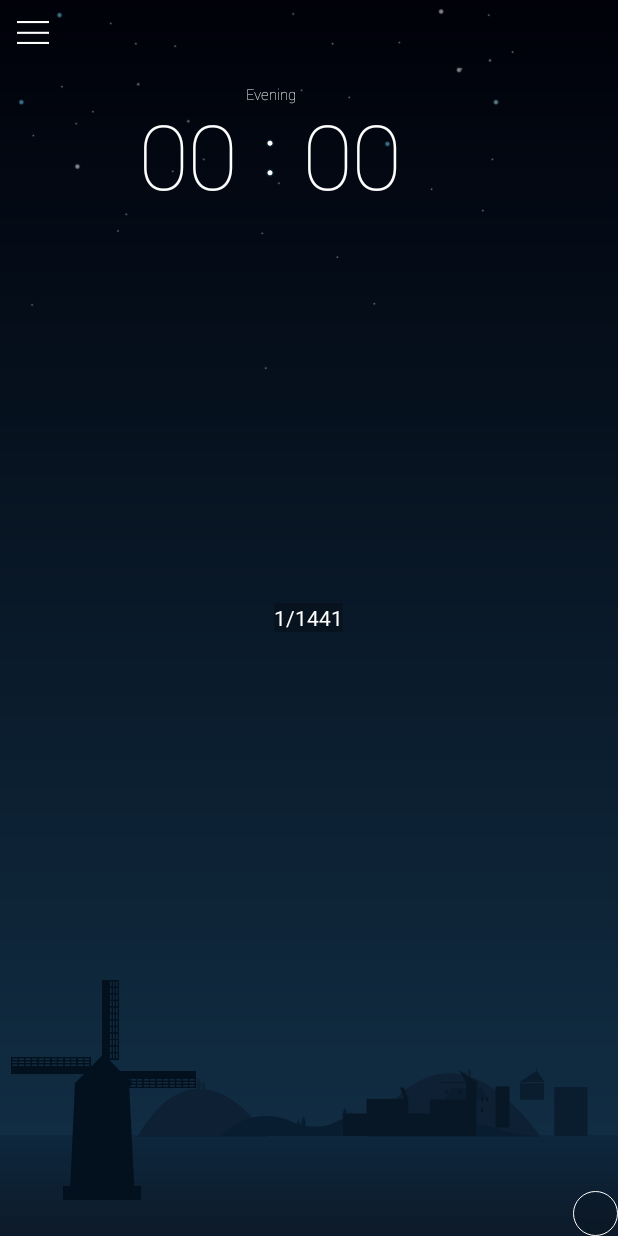
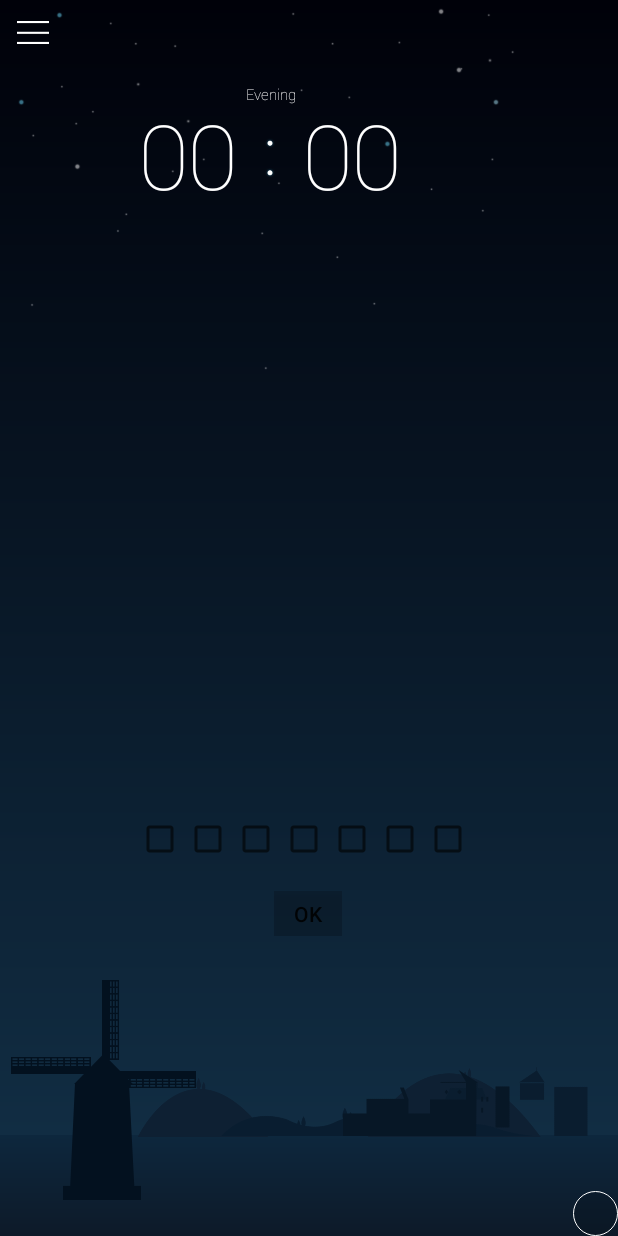
Before and after one commit to tuesda/AlarmAndMusic, an Android app: the screen it shows after launch (MainActivity), on a phone screen of 412 x 824 dp. Run offline under Robolectric (Android 15) with nearby library versions, the light colour scheme and no system bars; 2 statements that could not run were skipped.

Commit message:
change: 1.Add the Ok button to choose a alarm time and weekdays 2.Implement a part of alarm list animation next: 1.Setup a alarm item structure 2.Setup a alarm list listview layout and each item layout 3.Try to implement the jump from alarm list view to alarm detail view

```diff
--- a/app/src/main/java/com/example/root/otherComponent/LandScape.java
+++ b/app/src/main/java/com/example/root/otherComponent/LandScape.java
@@ -1,5 +1,7 @@
 package com.example.root.otherComponent;
 
+import android.animation.AnimatorSet;
+import android.animation.ObjectAnimator;
 import android.content.Context;
 import android.media.Image;
 import android.util.Log;
@@ -9,6 +11,8 @@ import android.view.View;
 import android.view.ViewGroup;
 import android.view.animation.Animation;
 import android.view.animation.AnimationUtils;
+import android.widget.Button;
+import android.widget.CheckBox;
 import android.widget.ImageView;
 import android.widget.RelativeLayout;
 
@@ -46,6 +50,19 @@ public class LandScape {
      /*end*/
 
 
+    private RelativeLayout btnsTimePicker;
+    private Button timeOk;
+    private CheckBox checkMon;
+    private CheckBox checkTus;
+    private CheckBox checkWed;
+    private CheckBox checkThur;
+    private CheckBox checkFri;
+    private CheckBox checkSat;
+    private CheckBox checkSun;
+
+    private boolean isBtnsShow = true;
+
+
     public LandScape(Context context, RelativeLayout mainActivity, ScrollLayout scrollLayout) {
         this.context = context;
         this.mainActivity = mainActivity;
@@ -81,6 +98,45 @@ public class LandScape {
         windmillfan_anim= AnimationUtils.loadAnimation(landscape.getContext(), R.anim.windrotate);
         windmillFan.startAnimation(windmillfan_anim);
         /*end*/
+
+
+        btnsTimePicker = (RelativeLayout)landscape.findViewById(R.id.btns_pick_time);
+        timeOk = (Button)landscape.findViewById(R.id.btn_time_ok);
+        checkMon = (CheckBox)landscape.findViewById(R.id.check_mon);
+        checkTus = (CheckBox)landscape.findViewById(R.id.check_tues);
+        checkWed = (CheckBox)landscape.findViewById(R.id.check_wed);
+        checkThur = (CheckBox)landscape.findViewById(R.id.check_thur);
+        checkFri = (CheckBox)landscape.findViewById(R.id.check_fri);
+        checkSat = (CheckBox)landscape.findViewById(R.id.check_sat);
+        checkSun = (CheckBox)landscape.findViewById(R.id.check_sun);
+
+        scrollLayout.setOnSwipListener(new ScrollLayout.OnSwipListener() {
+            @Override
+            public void setVisible() {
+                if (isBtnsShow) {
+                    btnsTimePicker.setVisibility(View.VISIBLE);
+                }
+            }
+
+            @Override
+            public void setInvisible() {
+                btnsTimePicker.setVisibility(View.INVISIBLE);
+            }
+        });
+
+        timeOk.setOnClickListener(new View.OnClickListener() {
+            @Override
+            public void onClick(View view) {
+                btnsTimePicker.setVisibility(View.INVISIBLE);
+                isBtnsShow = false;
+                btnEdit.setOnClickListener(null);
+                LandscapeAnimator landscapeAnimator = new LandscapeAnimator();
+                landscapeAnimator.downBottom(500);
+                landscapeAnimator.upTop(500);
+            }
+        });
+
+
 
 
         scrollLayout.setRefreshLandScape(new ScrollLayout.RefreshLandScape() {
@@ -144,4 +200,64 @@ public class LandScape {
 
 
 
+    class LandscapeAnimator {
+        void downWindmill(int duration) {
+            ObjectAnimator wall = ObjectAnimator.ofFloat(windmillWall, "translationY", 0f, DensityUtil.dptopx(context, 170));
+            windmillFan.clearAnimation();
+            ObjectAnimator fan = ObjectAnimator.ofFloat(windmillFan, "translationY", 0f, DensityUtil.dptopx(context, 170));
+            ObjectAnimator proof = ObjectAnimator.ofFloat(windmillProof, "translationY", 0f, DensityUtil.dptopx(context, 170));
+            ObjectAnimator window = ObjectAnimator.ofFloat(windmillWindow, "translationY", 0f, DensityUtil.dptopx(context, 170));
+            AnimatorSet windmill = new AnimatorSet();
+            windmill.play(wall).with(fan).with(proof).with(window);
+
+            windmill.setDuration(duration);
+            windmill.start();
+
+        }
+        void downWave(int duration) {
+            ObjectAnimator wave3 = ObjectAnimator.ofFloat(wave_3, "translationY", 0f, DensityUtil.dptopx(context, 170));
+            ObjectAnimator wave4 = ObjectAnimator.ofFloat(wave_4, "translationY", 0f, DensityUtil.dptopx(context, 170));
+            AnimatorSet wave = new AnimatorSet();
+            wave.play(wave3).with(wave4);
+            wave.setDuration(duration);
+            wave.start();
+        }
+        void downMountains(int duration) {
+            ObjectAnimator far = ObjectAnimator.ofFloat(mountainFar, "translationY", 0f, DensityUtil.dptopx(context, 170));
+            ObjectAnimator near = ObjectAnimator.ofFloat(mountainNear, "translationY", 0f, DensityUtil.dptopx(context, 170));
+            AnimatorSet mountains = new AnimatorSet();
+            mountains.play(far).with(near);
+            mountains.setDuration(duration);
+            mountains.start();
+        }
+
+        void downHouse(int duration) {
+            ObjectAnimator front = ObjectAnimator.ofFloat(houseFront, "translationY", 0f, DensityUtil.dptopx(context, 170));
+            ObjectAnimator side = ObjectAnimator.ofFloat(houseSide, "translationY", 0f, DensityUtil.dptopx(context, 170));
+            ObjectAnimator window = ObjectAnimator.ofFloat(houseWindow, "translationY", 0f, DensityUtil.dptopx(context, 170));
+            AnimatorSet house = new AnimatorSet();
+            house.play(front).with(side).with(window);
+            house.setDuration(duration);
+            house.start();
+        }
+
+        void downBottom(int duration) {
+            downWindmill(duration);
+            downHouse(duration);
+            downMountains(duration);
+            downWave(duration);
+            scrollLayout.downSear(duration);
+        }
+
+        void upTop(int duration) {
+            scrollLayout.folderSky(duration);
+            ObjectAnimator folder = ObjectAnimator.ofFloat(stars, "scaleY", 1f, 0.2f);
+            ObjectAnimator up = ObjectAnimator.ofFloat(stars, "translationY", 0f, -DensityUtil.dptopx(context,60));
+            AnimatorSet stars_ani = new AnimatorSet();
+            stars_ani.play(folder).with(up);
+            stars_ani.setDuration(duration);
+            stars_ani.start();
+        }
+    }
+
 }
--- a/app/src/main/res/layout/landscape.xml
+++ b/app/src/main/res/layout/landscape.xml
@@ -116,6 +116,59 @@
         android:layout_width="@dimen/btn_edit_w"
         android:layout_height="@dimen/btn_edit_h" />
 
+    <RelativeLayout
+        android:background="#00000000"
+        android:layout_alignParentBottom="true"
+        android:layout_marginBottom="@dimen/btns_pick_time_bottom"
+        android:layout_centerHorizontal="true"
+        android:id="@+id/btns_pick_time"
+        android:layout_width="wrap_content"
+        android:layout_height="@dimen/btns_pick_time_h">
+        <LinearLayout
+            android:orientation="horizontal"
+            android:id="@+id/weeks_pick"
+            android:layout_width="@dimen/weeks_pick_w"
+            android:layout_height="@dimen/weeks_pick_h">
+            <CheckBox
+                android:id="@+id/check_mon"
+                android:layout_width="wrap_content"
+                android:layout_height="wrap_content" />
+            <CheckBox
+                android:id="@+id/check_tues"
+                android:layout_width="wrap_content"
+                android:layout_height="wrap_content" />
+            <CheckBox
+                android:id="@+id/check_wed"
+                android:layout_width="wrap_content"
+                android:layout_height="wrap_content" />
+            <CheckBox
+                android:id="@+id/check_thur"
+                android:layout_width="wrap_content"
+                android:layout_height="wrap_content" />
+            <CheckBox
+                android:id="@+id/check_fri"
+                android:layout_width="wrap_content"
+                android:layout_height="wrap_content" />
+            <CheckBox
+                android:id="@+id/check_sat"
+                android:layout_width="wrap_content"
+                android:layout_height="wrap_content" />
+            <CheckBox
+                android:id="@+id/check_sun"
+                android:layout_width="wrap_content"
+                android:layout_height="wrap_content" />
+        </LinearLayout>
+
+        <Button
+            android:layout_centerHorizontal="true"
+            android:layout_alignParentBottom="true"
+            android:text="ok"
+            android:background="#30000000"
+            android:id="@+id/btn_time_ok"
+            android:layout_width="@dimen/btn_time_ok_w"
+            android:layout_height="@dimen/btn_time_ok_h" />
+    </RelativeLayout>
+
 
 
 </RelativeLayout>
--- a/app/src/main/res/layout/scroll_list.xml
+++ b/app/src/main/res/layout/scroll_list.xml
@@ -11,6 +11,7 @@
         android:layout_width="fill_parent"
         android:layout_height="fill_parent"></ListView>
     <RelativeLayout
+        android:background="#f0606060"
         android:layout_width="match_parent"
         android:layout_height="match_parent">
         <View
@@ -35,6 +36,7 @@
     </RelativeLayout>
 
     <TextView
+        android:visibility="gone"
         android:background="#40000000"
         android:textColor="#ffffffff"
         android:layout_centerInParent="true"
--- a/app/src/main/res/values/dimens.xml
+++ b/app/src/main/res/values/dimens.xml
@@ -99,4 +99,14 @@
 
     <dimen name="left_drawer_content_top">10dp</dimen>
     <dimen name="left_drawer_content_w">100dp</dimen>
+
+    <dimen name="btns_pick_time_left">100dp</dimen>
+    <dimen name="btns_pick_time_bottom">200dp</dimen>
+    <dimen name="btns_pick_time_h">80dp</dimen>
+
+    <dimen name="weeks_pick_w">230dp</dimen>
+    <dimen name="weeks_pick_h">30dp</dimen>
+
+    <dimen name="btn_time_ok_w">45dp</dimen>
+    <dimen name="btn_time_ok_h">30dp</dimen>
 </resources>
```
Also changed, not shown: app/src/main/java/com/example/root/scroll/ScrollLayout.java (+54 -1 lines), 1 other file.
